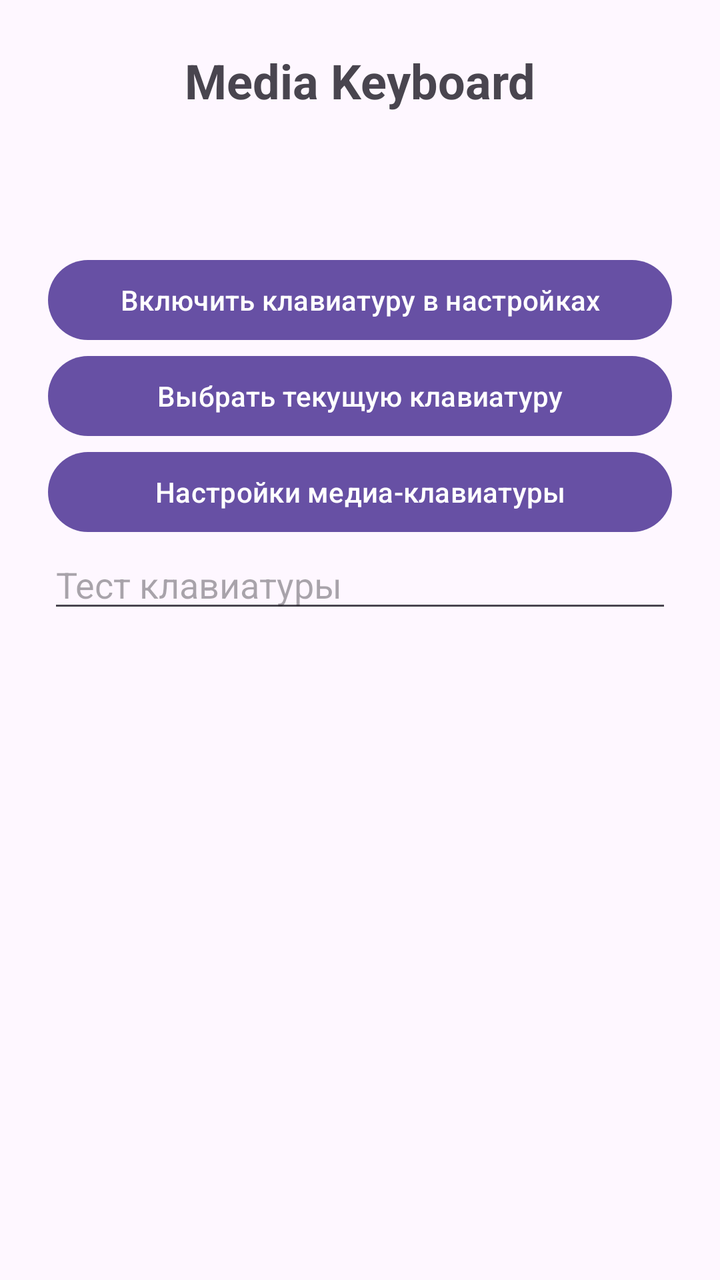
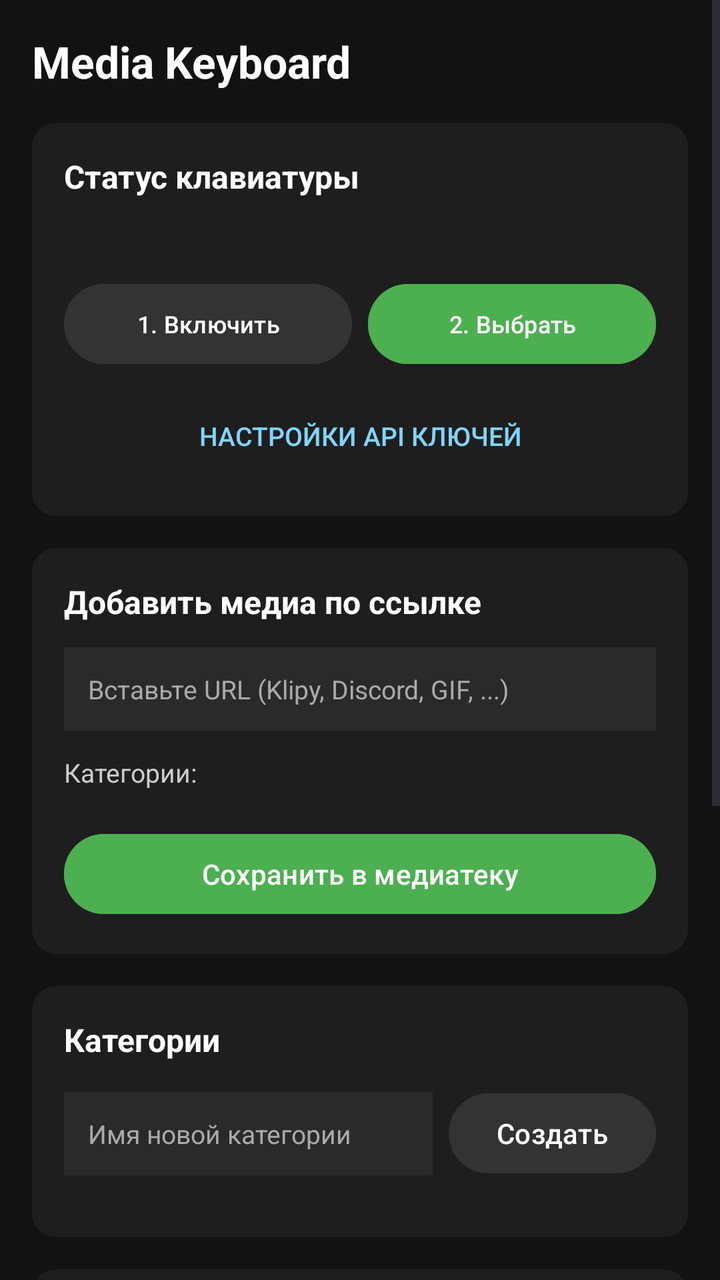

Two renders of the same Android screen: before a commit and after it. Below are the layout's source before the change and the commit's diff.
<!-- AndroidManifest.xml: application theme Theme.MediaKeyboard -->
<!-- res/layout/activity_main.xml -->
<?xml version="1.0" encoding="utf-8"?>
<LinearLayout xmlns:android="http://schemas.android.com/apk/res/android"
    android:layout_width="match_parent"
    android:layout_height="match_parent"
    android:orientation="vertical"
    android:padding="24dp"
    android:gravity="center_horizontal">

    <TextView
        android:layout_width="wrap_content"
        android:layout_height="wrap_content"
        android:text="@string/app_name"
        android:textSize="24sp"
        android:textStyle="bold"
        android:layout_marginBottom="24dp" />

    <TextView
        android:id="@+id/statusText"
        android:layout_width="wrap_content"
        android:layout_height="wrap_content"
        android:textSize="16sp"
        android:layout_marginBottom="24dp"
        android:gravity="center" />

    <Button
        android:id="@+id/btnEnable"
        android:layout_width="match_parent"
        android:layout_height="wrap_content"
        android:text="@string/btn_enable_ime" />

    <Button
        android:id="@+id/btnPick"
        android:layout_width="match_parent"
        android:layout_height="wrap_content"
        android:text="@string/btn_pick_ime" />

    <Button
        android:id="@+id/btnOpenSettings"
        android:layout_width="match_parent"
        android:layout_height="wrap_content"
        android:text="@string/btn_open_settings" />

    <EditText
        android:id="@+id/testInput"
        android:layout_width="match_parent"
        android:layout_height="wrap_content"
        android:hint="Тест клавиатуры"
        android:inputType="text"
        android:layout_marginBottom="16dp" />
</LinearLayout>
<!-- resources referenced by this layout -->
<resources>
  <string name="app_name">Media Keyboard</string>
  <string name="btn_enable_ime">Включить клавиатуру в настройках</string>
  <string name="btn_open_settings">Настройки медиа-клавиатуры</string>
  <string name="btn_pick_ime">Выбрать текущую клавиатуру</string>
  <style name="Theme.MediaKeyboard" parent="Base.Theme.MediaKeyboard" />
  <style name="Base.Theme.MediaKeyboard" parent="Theme.Material3.DayNight.NoActionBar">
          
          
      </style>
</resources>

<!-- the commit's change to res/layout/activity_main.xml (unified diff, before → after) -->
@@ -1,50 +1,251 @@
 <?xml version="1.0" encoding="utf-8"?>
-<LinearLayout xmlns:android="http://schemas.android.com/apk/res/android"
+<ScrollView xmlns:android="http://schemas.android.com/apk/res/android"
+    xmlns:app="http://schemas.android.com/apk/res-auto"
     android:layout_width="match_parent"
     android:layout_height="match_parent"
-    android:orientation="vertical"
-    android:padding="24dp"
-    android:gravity="center_horizontal">
-
-    <TextView
-        android:layout_width="wrap_content"
-        android:layout_height="wrap_content"
-        android:text="@string/app_name"
-        android:textSize="24sp"
-        android:textStyle="bold"
-        android:layout_marginBottom="24dp" />
-
-    <TextView
-        android:id="@+id/statusText"
-        android:layout_width="wrap_content"
-        android:layout_height="wrap_content"
-        android:textSize="16sp"
-        android:layout_marginBottom="24dp"
-        android:gravity="center" />
-
-    <Button
-        android:id="@+id/btnEnable"
+    android:background="#FF121212"
+    android:fillViewport="true">
+
+    <LinearLayout
         android:layout_width="match_parent"
         android:layout_height="wrap_content"
-        android:text="@string/btn_enable_ime" />
-
-    <Button
-        android:id="@+id/btnPick"
-        android:layout_width="match_parent"
-        android:layout_height="wrap_content"
-        android:text="@string/btn_pick_ime" />
-
-    <Button
-        android:id="@+id/btnOpenSettings"
-        android:layout_width="match_parent"
-        android:layout_height="wrap_content"
-        android:text="@string/btn_open_settings" />
-
-    <EditText
-        android:id="@+id/testInput"
-        android:layout_width="match_parent"
-        android:layout_height="wrap_content"
-        android:hint="Тест клавиатуры"
-        android:inputType="text"
-        android:layout_marginBottom="16dp" />
-</LinearLayout>
+        android:orientation="vertical"
+        android:padding="16dp">
+
+        
+        <TextView
+            android:layout_width="wrap_content"
+            android:layout_height="wrap_content"
+            android:text="Media Keyboard"
+            android:textColor="#FFFFFFFF"
+            android:textSize="22sp"
+            android:textStyle="bold"
+            android:layout_marginBottom="16dp" />
+
+        
+        <com.google.android.material.card.MaterialCardView
+            android:layout_width="match_parent"
+            android:layout_height="wrap_content"
+            android:layout_marginBottom="16dp"
+            app:cardBackgroundColor="#FF1E1E1E"
+            app:cardCornerRadius="12dp"
+            app:strokeWidth="0dp">
+
+            <LinearLayout
+                android:layout_width="match_parent"
+                android:layout_height="wrap_content"
+                android:orientation="vertical"
+                android:padding="16dp">
+
+                <TextView
+                    android:layout_width="wrap_content"
+                    android:layout_height="wrap_content"
+                    android:text="Статус клавиатуры"
+                    android:textColor="#FFFFFFFF"
+                    android:textSize="16sp"
+                    android:textStyle="bold"
+                    android:layout_marginBottom="8dp" />
+
+                <TextView
+                    android:id="@+id/statusText"
+                    android:layout_width="wrap_content"
+                    android:layout_height="wrap_content"
+                    android:textColor="#FFCCCCCC"
+                    android:textSize="14sp"
+                    android:layout_marginBottom="12dp" />
+
+                <LinearLayout
+                    android:layout_width="match_parent"
+                    android:layout_height="wrap_content"
+                    android:orientation="horizontal">
+
+                    <Button
+                        android:id="@+id/btnEnable"
+                        android:layout_width="0dp"
+                        android:layout_height="wrap_content"
+                        android:layout_weight="1"
+                        android:text="1. Включить"
+                        android:textSize="12sp"
+                        android:backgroundTint="#FF333333" />
+
+                    <Button
+                        android:id="@+id/btnPick"
+                        android:layout_width="0dp"
+                        android:layout_height="wrap_content"
+                        android:layout_weight="1"
+                        android:layout_marginStart="8dp"
+                        android:text="2. Выбрать"
+                        android:textSize="12sp"
+                        android:backgroundTint="#FF4CAF50" />
+                </LinearLayout>
+
+                <Button
+                    android:id="@+id/btnOpenSettings"
+                    style="?android:attr/borderlessButtonStyle"
+                    android:layout_width="match_parent"
+                    android:layout_height="wrap_content"
+                    android:layout_marginTop="8dp"
+                    android:text="Настройки API ключей"
+                    android:textColor="#FF81D4FA"
+                    android:textSize="13sp" />
+
+            </LinearLayout>
+        </com.google.android.material.card.MaterialCardView>
+
+        
+        <com.google.android.material.card.MaterialCardView
+            android:layout_width="match_parent"
+            android:layout_height="wrap_content"
+            android:layout_marginBottom="16dp"
+            app:cardBackgroundColor="#FF1E1E1E"
+            app:cardCornerRadius="12dp"
+            app:strokeWidth="0dp">
+
+            <LinearLayout
+                android:layout_width="match_parent"
+                android:layout_height="wrap_content"
+                android:orientation="vertical"
+                android:padding="16dp">
+
+                <TextView
+                    android:layout_width="wrap_content"
+                    android:layout_height="wrap_content"
+                    android:text="Добавить медиа по ссылке"
+                    android:textColor="#FFFFFFFF"
+                    android:textSize="16sp"
+                    android:textStyle="bold"
+                    android:layout_marginBottom="12dp" />
+
+                <EditText
+                    android:id="@+id/inputMainUrl"
+                    android:layout_width="match_parent"
+                    android:layout_height="wrap_content"
+                    android:hint="Вставьте URL (Klipy, Discord, GIF, ...)"
+                    android:textColorHint="#FFAAAAAA"
+                    android:textColor="#FFFFFFFF"
+                    android:background="#FF2A2A2A"
+                    android:padding="12dp"
+                    android:textSize="13sp"
+                    android:inputType="textUri" />
+
+                <TextView
+                    android:layout_width="wrap_content"
+                    android:layout_height="wrap_content"
+                    android:text="Категории:"
+                    android:textColor="#FFCCCCCC"
+                    android:textSize="13sp"
+                    android:layout_marginTop="12dp"
+                    android:layout_marginBottom="6dp" />
+
+                <LinearLayout
+                    android:id="@+id/mainCategoriesContainer"
+                    android:layout_width="match_parent"
+                    android:layout_height="wrap_content"
+                    android:orientation="vertical" />
+
+                <Button
+                    android:id="@+id/btnAddMainMedia"
+                    android:layout_width="match_parent"
+                    android:layout_height="wrap_content"
+                    android:layout_marginTop="12dp"
+                    android:text="Сохранить в медиатеку"
+                    android:backgroundTint="#FF4CAF50"
+                    android:textColor="#FFFFFFFF" />
+
+            </LinearLayout>
+        </com.google.android.material.card.MaterialCardView>
+
+        
+        <com.google.android.material.card.MaterialCardView
+            android:layout_width="match_parent"
+            android:layout_height="wrap_content"
+            android:layout_marginBottom="16dp"
+            app:cardBackgroundColor="#FF1E1E1E"
+            app:cardCornerRadius="12dp"
+            app:strokeWidth="0dp">
+
+            <LinearLayout
+                android:layout_width="match_parent"
+                android:layout_height="wrap_content"
+                android:orientation="vertical"
+                android:padding="16dp">
+
+                <TextView
+                    android:layout_width="wrap_content"
+                    android:layout_height="wrap_content"
+                    android:text="Категории"
+                    android:textColor="#FFFFFFFF"
+                    android:textSize="16sp"
+                    android:textStyle="bold"
+                    android:layout_marginBottom="12dp" />
+
+                <LinearLayout
+                    android:layout_width="match_parent"
+                    android:layout_height="wrap_content"
+                    android:orientation="horizontal">
+
+                    <EditText
+                        android:id="@+id/inputMainCategoryName"
+                        android:layout_width="0dp"
+                        android:layout_height="wrap_content"
+                        android:layout_weight="1"
+                        android:hint="Имя новой категории"
+                        android:textColorHint="#FFAAAAAA"
+                        android:textColor="#FFFFFFFF"
+                        android:background="#FF2A2A2A"
+                        android:padding="12dp"
+                        android:textSize="13sp"
+                        android:inputType="textCapWords" />
+
+                    <Button
+                        android:id="@+id/btnAddMainCategory"
+                        android:layout_width="wrap_content"
+                        android:layout_height="wrap_content"
+                        android:layout_marginStart="8dp"
+                        android:text="Создать"
+                        android:backgroundTint="#FF333333" />
+                </LinearLayout>
+
+                <LinearLayout
+                    android:id="@+id/mainCategoryListContainer"
+                    android:layout_width="match_parent"
+                    android:layout_height="wrap_content"
+                    android:orientation="vertical"
+                    android:layout_marginTop="12dp" />
+
+            </LinearLayout>
+        </com.google.android.material.card.MaterialCardView>
+
+        
+        <com.google.android.material.card.MaterialCardView
+            android:layout_width="match_parent"
+            android:layout_height="wrap_content"
+            app:cardBackgroundColor="#FF1E1E1E"
+            app:cardCornerRadius="12dp"
+            app:strokeWidth="0dp">
+
+            <LinearLayout
+                android:layout_width="match_parent"
+                android:layout_height="wrap_content"
+                android:orientation="vertical"
+                android:padding="16dp">
+
+                <TextView
+                    android:layout_width="wrap_content"
+                    android:layout_height="wrap_content"
+                    android:text="Сохраненная медиатека"
+                    android:textColor="#FFFFFFFF"
+                    android:textSize="16sp"
+                    android:textStyle="bold"
+                    android:layout_marginBottom="12dp" />
+
+                <androidx.recyclerview.widget.RecyclerView
+                    android:id="@+id/mainMediaGrid"
+                    android:layout_width="match_parent"
+                    android:layout_height="300dp" />
+
+            </LinearLayout>
+        </com.google.android.material.card.MaterialCardView>
+
+    </LinearLayout>
+</ScrollView>
<!-- resource entries referenced after the edit -->
@@ -1,9 +1,5 @@
 <!-- resources referenced by this layout -->
 <resources>
-  <string name="app_name">Media Keyboard</string>
-  <string name="btn_enable_ime">Включить клавиатуру в настройках</string>
-  <string name="btn_open_settings">Настройки медиа-клавиатуры</string>
-  <string name="btn_pick_ime">Выбрать текущую клавиатуру</string>
   <style name="Theme.MediaKeyboard" parent="Base.Theme.MediaKeyboard" />
   <style name="Base.Theme.MediaKeyboard" parent="Theme.Material3.DayNight.NoActionBar">
           
